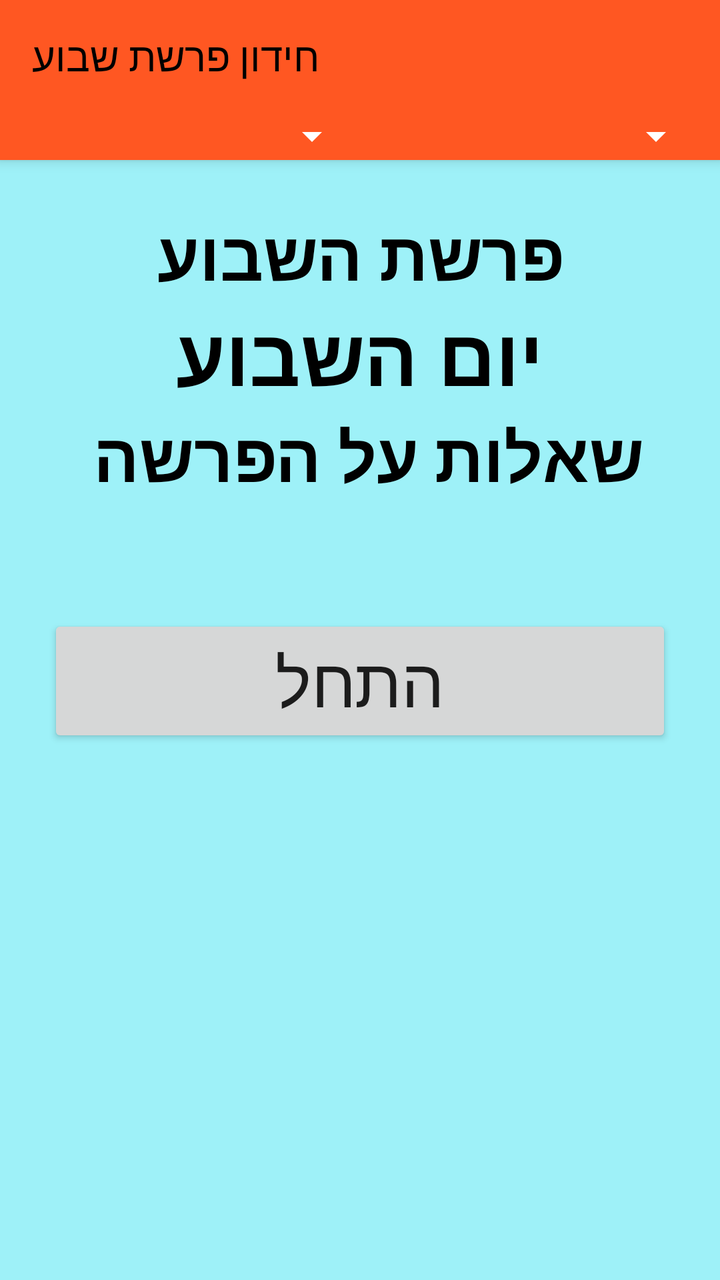
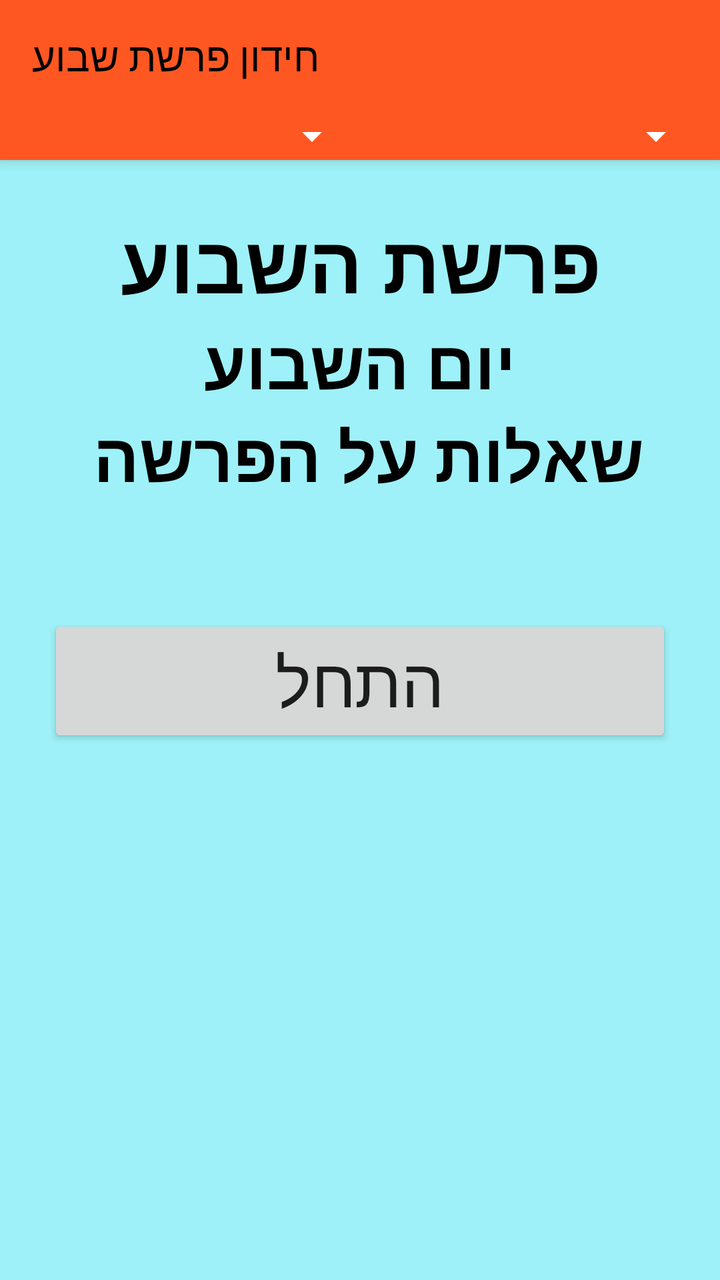

Two renders of the same Android screen: before a commit and after it. Below are the layout's source before the change and the commit's diff.
<!-- AndroidManifest.xml: application theme Theme.Quiz2 -->
<!-- res/layout/activity_main.xml -->
<?xml version="1.0" encoding="utf-8"?>
<androidx.coordinatorlayout.widget.CoordinatorLayout 
    xmlns:android="http://schemas.android.com/apk/res/android"
    xmlns:app="http://schemas.android.com/apk/res-auto"
    android:layout_width="match_parent"
    android:layout_height="match_parent"
    android:background="#5F03E0F4">

    <com.google.android.material.appbar.AppBarLayout
        android:layout_width="match_parent"
        android:layout_height="wrap_content"
        android:theme="@style/ThemeOverlay.AppCompat.Dark.ActionBar">

        <androidx.appcompat.widget.Toolbar
            android:id="@+id/toolbar"
            android:layout_width="match_parent"
            android:layout_height="?attr/actionBarSize"
            android:background="?attr/colorPrimary"
            app:title="חידון פרשת שבוע"
            app:titleTextColor="@android:color/black" />

        <LinearLayout
            android:layout_width="match_parent"
            android:layout_height="wrap_content"
            android:orientation="horizontal"
            android:background="?attr/colorPrimary"
            android:paddingStart="8dp"
            android:paddingEnd="8dp">

            <Spinner
                android:id="@+id/spinnerParasha"
                android:layout_width="0dp"
                android:layout_height="wrap_content"
                android:layout_weight="1" />

            <Spinner
                android:id="@+id/spinnerWeekdays"
                android:layout_width="0dp"
                android:layout_height="wrap_content"
                android:layout_weight="1" />

        </LinearLayout>

    </com.google.android.material.appbar.AppBarLayout>

    <androidx.core.widget.NestedScrollView
        android:layout_width="match_parent"
        android:layout_height="match_parent"
        app:layout_behavior="@string/appbar_scrolling_view_behavior">

        <LinearLayout
            android:layout_width="match_parent"
            android:layout_height="wrap_content"
            android:orientation="vertical"
            android:padding="24dp">

            <TextView
                android:id="@+id/Parash"
                android:layout_width="336dp"
                android:layout_height="wrap_content"
                android:layout_gravity="center_horizontal"
                android:gravity="center"
                android:text="פרשת השבוע"
                android:textAlignment="center"
                android:textAppearance="?attr/textAppearanceBodyMedium"
                android:textSize="34sp"
                android:textStyle="bold" />

            <TextView
                android:id="@+id/weekDay"
                android:layout_width="336dp"
                android:layout_height="wrap_content"
                android:layout_gravity="center_horizontal"
                android:gravity="center"
                android:text="יום השבוע"
                android:textAlignment="center"
                android:textAppearance="?attr/textAppearanceBodyMedium"
                android:textSize="40sp"
                android:textStyle="bold" />

            <TextView
                android:id="@+id/tvProgress"
                android:layout_width="336dp"
                android:layout_height="wrap_content"
                android:text="שאלות על הפרשה "
                android:textStyle="bold"
                android:gravity="center"
                android:textAlignment="center"
                android:layout_gravity="center_horizontal"
                android:textAppearance="?attr/textAppearanceBodyMedium"
                android:textSize="34sp" />

            <TextView
                android:id="@+id/tvQuestion"
                android:layout_width="match_parent"
                android:layout_height="wrap_content"
                android:layout_marginTop="8dp"
                android:text="השאלה"
                android:textAppearance="?attr/textAppearanceHeadlineSmall"
                android:textSize="34sp"
                android:visibility="gone" />

            <RadioGroup
                android:id="@+id/radioGroup"
                android:layout_width="match_parent"
                android:layout_height="wrap_content"
                android:layout_marginTop="16dp"
                android:supportsRtl="true"
                android:visibility="gone">

                <RadioButton
                    android:id="@+id/option1"
                    android:layout_width="match_parent"
                    android:layout_height="wrap_content"
                    android:layoutDirection="rtl"
                    android:text="אפשרות 1"
                    android:textSize="28sp" />

                <RadioButton
                    android:id="@+id/option2"
                    android:layout_width="match_parent"
                    android:layout_height="wrap_content"
                    android:layoutDirection="rtl"
                    android:text=" 2"
                    android:textSize="28sp" />

                <RadioButton
                    android:id="@+id/option3"
                    android:layout_width="match_parent"
                    android:layout_height="wrap_content"
                    android:layoutDirection="rtl"
                    android:text=""
                    android:textSize="28sp" />

                <RadioButton
                    android:id="@+id/option4"
                    android:layout_width="match_parent"
                    android:layout_height="wrap_content"
                    android:layoutDirection="rtl"
                    android:text=""
                    android:textSize="28sp" />
            </RadioGroup>

            <TextView
                android:id="@+id/tvFeedback"
                android:layout_width="match_parent"
                android:layout_height="wrap_content"
                android:layout_marginTop="8dp"
                android:layoutDirection="rtl"
                android:text=""
                android:textAppearance="?attr/textAppearanceBodyMedium"
                android:textSize="24sp" />

            <Button
                android:id="@+id/btnAction"
                android:layout_width="match_parent"
                android:layout_height="wrap_content"
                android:layout_marginTop="16dp"
                android:text="התחל"
                android:textSize="34sp" />

            <LinearLayout
                android:id="@+id/reviewNavigation"
                android:layout_width="match_parent"
                android:layout_height="wrap_content"
                android:orientation="horizontal"
                android:visibility="gone">

                <Button
                    android:id="@+id/btnPrevious"
                    android:layout_width="0dp"
                    android:layout_height="wrap_content"
                    android:layout_weight="1"
                    android:text="הקודם" />

                <Button
                    android:id="@+id/btnNext"
                    android:layout_width="0dp"
                    android:layout_height="wrap_content"
                    android:layout_weight="1"
                    android:text="הבא" />
            </LinearLayout>

        </LinearLayout>
    </androidx.core.widget.NestedScrollView>

</androidx.coordinatorlayout.widget.CoordinatorLayout>
<!-- resources referenced by this layout -->
<resources>
  <style name="Theme.Quiz2" parent="Base.Theme.Quiz2" />
  <style name="Base.Theme.Quiz2" parent="Theme.AppCompat.Light.NoActionBar">
          
          
          <item name="windowActionBar">false</item>
          <item name="windowNoTitle">true</item>
  
          
          <item name="colorPrimary">#FF5722</item>
          <item name="colorPrimaryDark">#E64A19</item>
          <item name="colorAccent">#FFC107</item>
      </style>
</resources>

<!-- the commit's change to res/layout/activity_main.xml (unified diff, before → after) -->
@@ -63,8 +63,12 @@
                 android:text="פרשת השבוע"
                 android:textAlignment="center"
                 android:textAppearance="?attr/textAppearanceBodyMedium"
-                android:textSize="34sp"
-                android:textStyle="bold" />
+                android:textSize="40sp"
+                android:textStyle="bold"
+                android:fontFamily="sans-serif-medium"
+                android:fontStyle="normal"
+                android:fontWeight="400"
+                />
 
             <TextView
                 android:id="@+id/weekDay"
@@ -75,7 +79,7 @@
                 android:text="יום השבוע"
                 android:textAlignment="center"
                 android:textAppearance="?attr/textAppearanceBodyMedium"
-                android:textSize="40sp"
+                android:textSize="34sp"
                 android:textStyle="bold" />
 
             <TextView
@@ -95,7 +99,7 @@
                 android:layout_width="match_parent"
                 android:layout_height="wrap_content"
                 android:layout_marginTop="8dp"
-                android:text="השאלה"
+                android:text=""
                 android:textAppearance="?attr/textAppearanceHeadlineSmall"
                 android:textSize="34sp"
                 android:visibility="gone" />
@@ -113,16 +117,18 @@
                     android:layout_width="match_parent"
                     android:layout_height="wrap_content"
                     android:layoutDirection="rtl"
-                    android:text="אפשרות 1"
-                    android:textSize="28sp" />
+                    android:text=""
+                    android:textSize="28sp"
+                    android:visibility="gone"/>
 
                 <RadioButton
                     android:id="@+id/option2"
                     android:layout_width="match_parent"
                     android:layout_height="wrap_content"
                     android:layoutDirection="rtl"
-                    android:text=" 2"
-                    android:textSize="28sp" />
+                    android:text=""
+                    android:textSize="28sp"
+                    android:visibility="gone"/>
 
                 <RadioButton
                     android:id="@+id/option3"
@@ -130,7 +136,8 @@
                     android:layout_height="wrap_content"
                     android:layoutDirection="rtl"
                     android:text=""
-                    android:textSize="28sp" />
+                    android:textSize="28sp"
+                    android:visibility="gone"/>
 
                 <RadioButton
                     android:id="@+id/option4"
@@ -138,7 +145,8 @@
                     android:layout_height="wrap_content"
                     android:layoutDirection="rtl"
                     android:text=""
-                    android:textSize="28sp" />
+                    android:textSize="28sp"
+                    android:visibility="gone"/>
             </RadioGroup>
 
             <TextView
